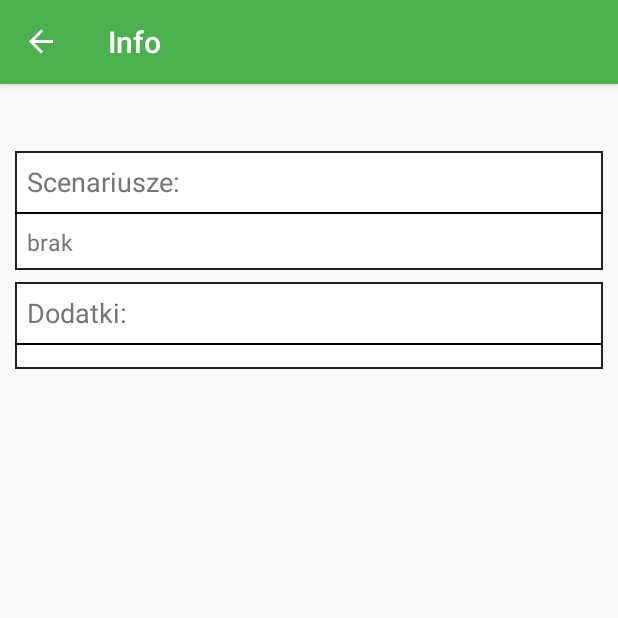
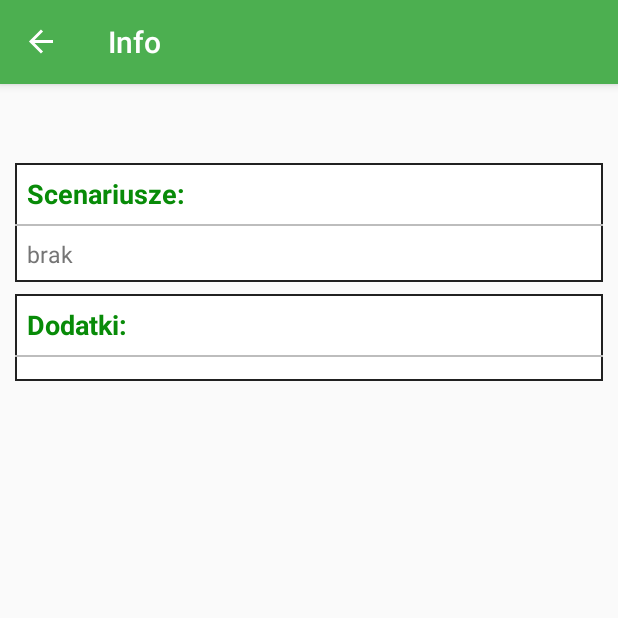
Before and after one commit to trediraz/BoardGameTrackerApp, an Android app: the GameInfoFragment screen opened through its navigation route, on a phone screen of 412 x 824 dp, the top half of it. Run offline under Robolectric (Android 15) with nearby library versions, the phone set to English and light mode, and no system bars; our stand-ins replace Room's generated code, navigation-ui.

Commit message:
Change title style in game_info_layout

```diff
--- a/app/src/main/java/com/trediraz/myapplication/Game/GameInfoFragment.java
+++ b/app/src/main/java/com/trediraz/myapplication/Game/GameInfoFragment.java
@@ -10,6 +10,7 @@ import android.util.Log;
 import android.view.LayoutInflater;
 import android.view.View;
 import android.view.ViewGroup;
+import android.widget.ImageView;
 import android.widget.LinearLayout;
 import android.widget.TextView;
 
--- a/app/src/main/java/com/trediraz/myapplication/Match/MatchListAdapter.java
+++ b/app/src/main/java/com/trediraz/myapplication/Match/MatchListAdapter.java
@@ -2,6 +2,7 @@ package com.trediraz.myapplication.Match;
 
 import android.app.Activity;
 import android.content.Context;
+import android.graphics.Color;
 import android.view.LayoutInflater;
 import android.view.View;
 import android.view.ViewGroup;
@@ -69,6 +70,10 @@ public class MatchListAdapter extends BaseAdapter {
             scenarioName = "-";
         holder.gameName.setText(gameName);
         holder.gameOutcome.setText(match.outcome);
+        if(match.outcome.equals("Ania"))
+            holder.gameOutcome.setTextColor(Color.RED);
+        else
+            holder.gameOutcome.setTextColor(Color.BLACK);
         holder.date.setText(match.date);
         holder.scenario.setText(scenarioName);
 
--- a/app/src/main/java/com/trediraz/myapplication/PlayersFragment.java
+++ b/app/src/main/java/com/trediraz/myapplication/PlayersFragment.java
@@ -73,7 +73,7 @@ public class PlayersFragment extends Fragment {
                         String newPlayerName = editText.getText().toString();
                         for(String name : players){
                             if(newPlayerName.equals(name)){
-                                Toast.makeText(getContext(),"Gracz o takiej nazwie już istnieje",Toast.LENGTH_SHORT).show();
+                                Toast.makeText(getContext(), R.string.player_name_used,Toast.LENGTH_SHORT).show();
                                 return;
                             }
                         }
--- a/app/src/main/res/layout/fragment_game_info.xml
+++ b/app/src/main/res/layout/fragment_game_info.xml
@@ -2,7 +2,6 @@
 <ScrollView
     xmlns:android="http://schemas.android.com/apk/res/android"
     xmlns:tools="http://schemas.android.com/tools"
-    xmlns:app="http://schemas.android.com/apk/res-auto"
     android:layout_width="match_parent"
     android:layout_height="match_parent"
     android:padding="10dp"
@@ -29,6 +28,7 @@
             android:orientation="vertical"
             android:layout_width="match_parent"
             android:layout_height="wrap_content"
+            android:layout_marginTop="8dp"
             android:background="@drawable/border">
 
             <TextView
@@ -41,12 +41,14 @@
             <View
                 android:layout_width="match_parent"
                 android:layout_height="1dp"
-                android:background="@android:color/black"/>
+                android:background="@color/divider"/>
 
             <LinearLayout
                 android:id="@id/scenarios"
                 android:layout_width="match_parent"
                 android:layout_height="wrap_content"
+                android:divider="@color/divider"
+                android:showDividers="middle"
                 android:padding="8dp"
                 android:orientation="vertical">
             </LinearLayout>
@@ -71,12 +73,14 @@
             <View
                 android:layout_width="match_parent"
                 android:layout_height="1dp"
-                android:background="@android:color/black"/>
+                android:background="@color/divider"/>
 
             <LinearLayout
                 android:orientation="vertical"
                 android:id="@id/expansions"
                 android:padding="8dp"
+                android:divider="@color/divider"
+                android:showDividers="middle"
                 android:layout_width="match_parent"
                 android:layout_height="wrap_content">
             </LinearLayout>
--- a/app/src/main/res/values/colors.xml
+++ b/app/src/main/res/values/colors.xml
@@ -10,4 +10,5 @@
     <color name="divider">#BDBDBD</color>
 
     <color name="background">#F0F0F0</color>
+    <color name="title">#088B08</color>
 </resources>
--- a/app/src/main/res/values/strings.xml
+++ b/app/src/main/res/values/strings.xml
@@ -63,6 +63,7 @@
     <string name="delete_match_dialog_message">Usuniąc rozgrywkę?</string>
     <string name="cancel">Anuluj</string>
     <string name="no_item">brak</string>
+    <string name="player_name_used">Gracz o takiej nazwie już istnieje</string>
 
     <string-array name="game_types">
         <item>Versus</item>
--- a/app/src/main/res/values/styles.xml
+++ b/app/src/main/res/values/styles.xml
@@ -22,9 +22,10 @@
     </style>
 
     <style name="TitleStyle">
-        <item name="android:textColor">@color/secondary_text</item>
+        <item name="android:textColor">@color/title</item>
         <item name="android:textSize">18sp</item>
         <item name="android:layout_margin">8dp</item>
+        <item name="android:textStyle">bold</item>
     </style>
 
     <style name="PrimaryText">
```
